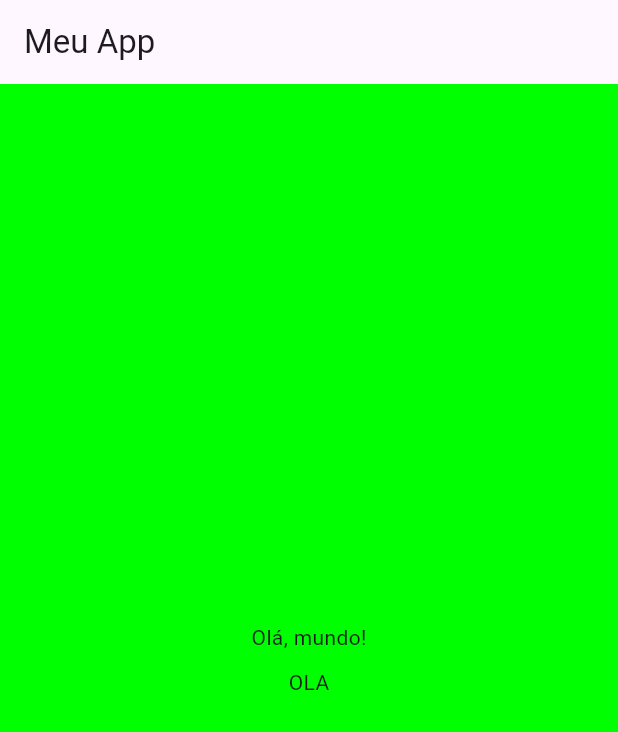
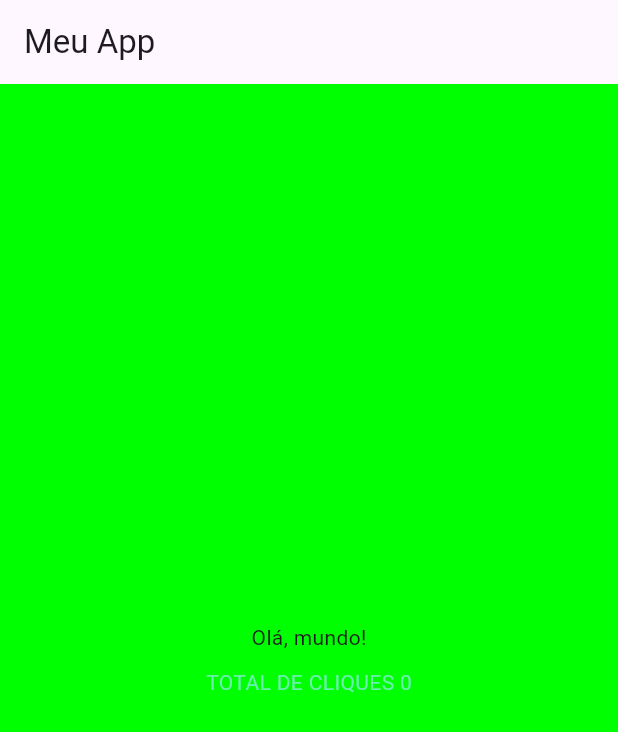
Before and after one commit to thalyson123ui/aula-de-flutter-widget-2, a Flutter app: the screen it shows after launch, on a phone screen of 412 x 824 dp. Shown: the top 732 px of the screen. Run offline on Flutter 3.47's test engine with Material 3 defaults, Android fonts, the light colour scheme and no system bars.

Commit message:
atualização

```diff
--- a/aula_de_widget_2/lib/main.dart
+++ b/aula_de_widget_2/lib/main.dart
@@ -8,6 +8,8 @@ class MyApp extends StatefulWidget {
 }
 
 class _MyAppState extends State<MyApp> {
+  int totalClicks = 0;
+
   @override
   Widget build(BuildContext context) {
     return MaterialApp(
@@ -17,7 +19,14 @@ class _MyAppState extends State<MyApp> {
         body: Center(
           child: Column(
             mainAxisAlignment: MainAxisAlignment.center,
-            children: [Text('Olá, mundo!'), SizedBox(height: 10), Text('OLA')],
+            children: [
+              Text('Olá, mundo!'),
+              SizedBox(height: 10),
+              Text(
+                'TOTAL DE CLIQUES $totalClicks',
+                style: TextStyle(color: Colors.greenAccent),
+              ),
+            ],
           ),
         ),
       ),
```
